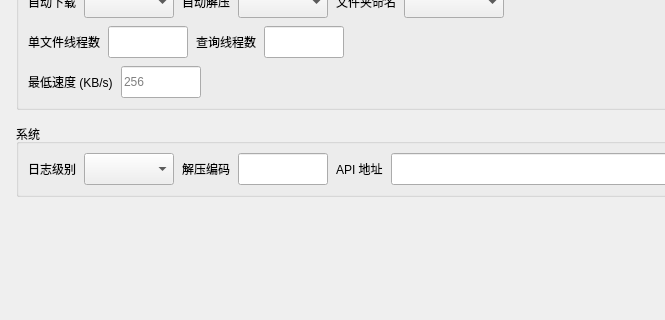
Above: src/QTui/ui_file/setting.ui from henntaidesu/DLsite_Anime-sharing_download before the change; both pictures show x 0 to 665 and y 320 to 640 of the 820 by 640 pixel window. Below: the same form after it.
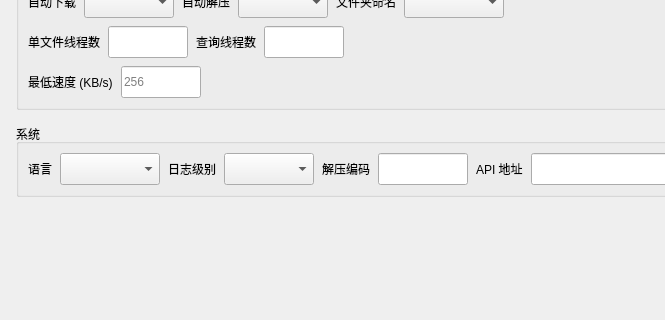
That is the form after the change.

Patch:
```diff
--- a/src/QTui/ui_file/setting.ui
+++ b/src/QTui/ui_file/setting.ui
@@ -434,6 +434,26 @@
        <property name="spacing">
         <number>8</number>
        </property>
+       <item>
+        <widget class="QLabel" name="label_lang">
+         <property name="text">
+          <string>语言</string>
+         </property>
+         <property name="class" stdset="0">
+          <string>caption</string>
+         </property>
+        </widget>
+       </item>
+       <item>
+        <widget class="QComboBox" name="language_choose">
+         <property name="minimumSize">
+          <size>
+           <width>100</width>
+           <height>32</height>
+          </size>
+         </property>
+        </widget>
+       </item>
        <item>
         <widget class="QLabel" name="label_7">
          <property name="text">
```
